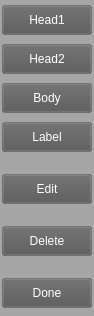
Old version of the form src/editButtons.ui in the repository IDREsandbox/vsim.
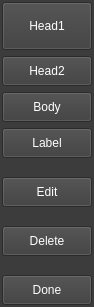
New version of the form.

Commit message: styled label create buttons, moved applyStyle() to labelStyle

Diff of the .ui file:
```diff
--- a/src/editButtons.ui
+++ b/src/editButtons.ui
@@ -7,12 +7,18 @@
     <x>0</x>
     <y>0</y>
     <width>94</width>
-    <height>316</height>
+    <height>307</height>
    </rect>
   </property>
   <property name="styleSheet">
-   <string notr="true">background-color: rgba(86, 86, 86, 80);
-color: rgb(255, 255, 255);</string>
+   <string notr="true">#editButtons {
+	background-color: rgba(20, 20, 20, 150);
+}
+QWidget {
+	color: rgb(255, 255, 255);
+	background-color: rgba(60, 60, 60);
+}
+</string>
   </property>
   <layout class="QVBoxLayout" name="verticalLayout">
    <property name="spacing">
@@ -32,6 +38,12 @@
    </property>
    <item>
     <widget class="QPushButton" name="head1">
+     <property name="sizePolicy">
+      <sizepolicy hsizetype="Preferred" vsizetype="Preferred">
+       <horstretch>0</horstretch>
+       <verstretch>0</verstretch>
+      </sizepolicy>
+     </property>
      <property name="minimumSize">
       <size>
        <width>75</width>
```
The commit also changes 12 other files.
